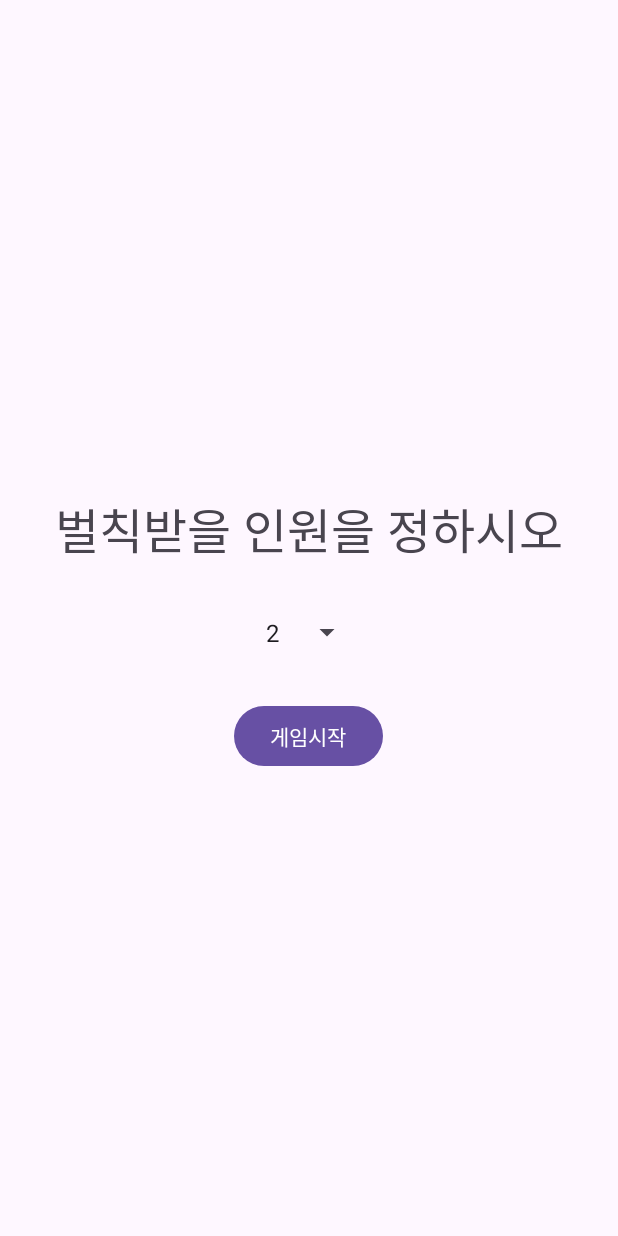
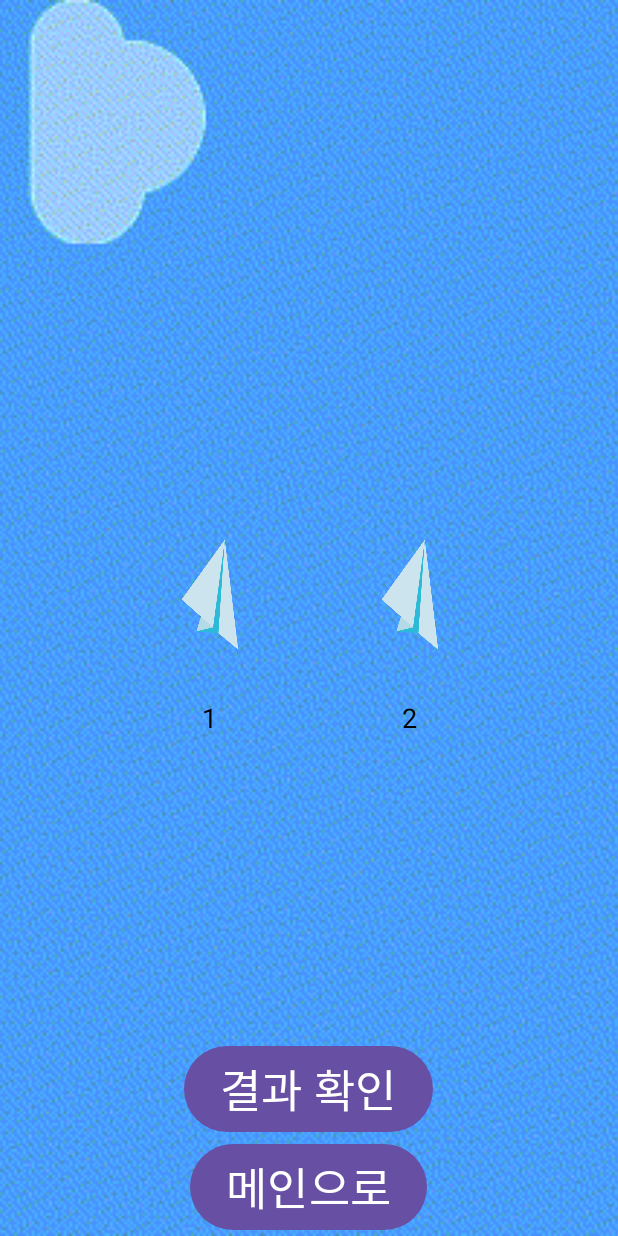
Before and after one commit to jenihun/AndroidProject, an Android app: the PlaneGame_Activity screen opened directly, with no data from a screen before it, after a tap on "게임시작", on a phone screen of 412 x 824 dp. Run offline under Robolectric (Android 15) with nearby library versions, the phone set to English and light mode, and no system bars; 1 other tap on this screen came first.

Commit message:
의존성 추가 및 비행기 게임 ver.0.2, 알깨기 게임 수정

```diff
--- a/app/build.gradle.kts
+++ b/app/build.gradle.kts
@@ -40,6 +40,7 @@ dependencies {
     implementation("com.google.firebase:firebase-common:20.4.2")
     implementation("androidx.datastore:datastore-core-android:1.1.0-alpha06")
     implementation("com.google.firebase:firebase-messaging:23.3.1")
+    implementation("androidx.gridlayout:gridlayout:1.0.0")
     testImplementation("junit:junit:4.13.2")
     androidTestImplementation("androidx.test.ext:junit:1.1.5")
     androidTestImplementation("androidx.test.espresso:espresso-core:3.5.1")
--- /dev/null
+++ b/app/src/main/java/com/cookandroid/main/GameManagerListener.java
@@ -0,0 +1,5 @@
+package com.cookandroid.main;
+
+public interface GameManagerListener {
+    void EventTriggerOn(String message);
+}
--- a/app/src/main/java/com/cookandroid/main/PaperPlane.java
+++ b/app/src/main/java/com/cookandroid/main/PaperPlane.java
@@ -1,4 +1,6 @@
 package com.cookandroid.main;
+
+import android.util.Log;
 
 import java.util.ArrayList;
 import java.util.List;
@@ -18,18 +20,22 @@ public class PaperPlane {
     private static int nextId = 1;
     private int id;
     // 초당 내구도 감소량
-    private static final float DURABILITY_DECREASE_PER_SECOND = 1f;
+    private static final float DURABILITY_DECREASE_PER_SECOND = 2f;
     // 내구도를 감소시키는 ScheduledExecutorService
     private ScheduledExecutorService durabilityDecreaseScheduler;
+
+    private boolean durabilityDecreaseSchedulerStopped = false;
 
     public PaperPlane() {
         this.id = nextId++;
         this.survivalTime = System.currentTimeMillis();
         startDurabilityDecreaseScheduler();
+        Log.d("PaperPlane", "비행기 생성됨"+id);
     }
 
     // 내구도를 감소시키는 스케줄러 시작
     private void startDurabilityDecreaseScheduler() {
+        Log.d("PaperPlane", "Durability decrease scheduler started for plane " + id);
         durabilityDecreaseScheduler = Executors.newSingleThreadScheduledExecutor();
         durabilityDecreaseScheduler.scheduleAtFixedRate(new Runnable() {
             @Override
@@ -38,6 +44,22 @@ public class PaperPlane {
             }
         }, 0, 1, TimeUnit.SECONDS); // 초당 1번씩 실행
     }
+
+    public void stopDurabilityDecreaseScheduler() {
+        Log.d("PaperPlane", "Durability decrease scheduler stopped for plane " + id);
+        if (!durabilityDecreaseSchedulerStopped && durabilityDecreaseScheduler != null) {
+            durabilityDecreaseSchedulerStopped = true;
+            durabilityDecreaseScheduler.shutdown(); // shutdown()으로 변경
+            try {
+                if (!durabilityDecreaseScheduler.awaitTermination(1, TimeUnit.SECONDS)) {
+                    durabilityDecreaseScheduler.shutdownNow();
+                }
+            } catch (InterruptedException e) {
+                durabilityDecreaseScheduler.shutdownNow();
+            }
+        }
+    }
+
 
     //아이디 값 리셋
     public static void resetNextId() {
@@ -65,21 +87,32 @@ public class PaperPlane {
     }
 
     // 내구도 감소 메서드
-    public void decreaseDurability(float amount) {
+    public synchronized void decreaseDurability(float amount) {
+        if (durabilityDecreaseSchedulerStopped) {
+            // 이미 종료된 스레드인 경우 추가 작업을 수행하지 않음
+            return;
+        }
+        Log.d("PaperPlane", "Decreasing durability by: " + amount + "현재 내구도: "+durability + "현재 아이디: "+id);
         durability -= amount;
-        if (durability < 0f) {
+        if (durability <= 0f) {
             durability = 0f;
+            stopDurabilityDecreaseScheduler();
         }
     }
 
 
     // 입력받은 수만 큼 비행기를 생성하는 메서드
     public static List<PaperPlane> createPaperPlanes(int numberOfPlanes) {
-        List<PaperPlane> planes = new ArrayList<>();
+        List<PaperPlane> paperPlanes = new ArrayList<>();
         for (int i = 0; i < numberOfPlanes; i++) {
             PaperPlane plane = new PaperPlane();
-            planes.add(plane);
+            paperPlanes.add(plane);
         }
-        return planes;
+        return paperPlanes;
+    }
+
+    @Override
+    public String toString() {
+        return "PaperPlane{id=" + id + ", durability=" + durability + "}";
     }
 }
--- a/app/src/main/java/com/cookandroid/main/PlaneGameManager.java
+++ b/app/src/main/java/com/cookandroid/main/PlaneGameManager.java
@@ -1,8 +1,19 @@
 package com.cookandroid.main;
+import android.content.Context;
+import android.util.Log;
+import android.os.Handler;
+import android.widget.Toast;
+
 import java.util.ArrayList;
+import java.util.Iterator;
 import java.util.List;
 
 public class PlaneGameManager {
+
+    private GameManagerListener listener;
+
+    private Handler handler = new Handler();
+    private final int NATURAL_DISASTER_INTERVAL = 5000; // 5초
 
     private int selectPeoplenum;
     private List<PaperPlane> paperPlanes;
@@ -10,36 +21,82 @@ public class PlaneGameManager {
 
     private NaturalDisaster naturalDisaster;
 
-    public PlaneGameManager(List<PaperPlane> paperPlanes, int selectPeoplenum) {
+    private int crashedCount = 0;
+
+    // PlaneGameManager 클래스 수정
+    private Runnable naturalDisasterEventRunnable = new Runnable() {
+        @Override
+        public void run() {
+            // 자연재해 이벤트 발생
+            String eventMessage = naturalDisaster.randomEvent(paperPlanes); // 이벤트 메시지 가져오기
+            Log.d("PlaneGameManager", "자연재해 이벤트 발생");
+
+            // updateGame() 호출
+            if (!updateGame()) {
+                Log.d("PlaneGameManager", "다음 이벤트 예약");
+                handler.postDelayed(this, NATURAL_DISASTER_INTERVAL);
+            } else {
+                Log.d("PlaneGameManager", "게임 종료");
+            }
+        }
+
+    };
+
+    public PlaneGameManager(List<PaperPlane> paperPlanes, int selectPeoplenum, NaturalDisaster naturalDisaster) {
         this.paperPlanes = paperPlanes;
         this.selectPeoplenum = selectPeoplenum;
         this.defeatedPlanes = new ArrayList<>();
+        this.naturalDisaster = naturalDisaster;
     }
 
-    public boolean updateGame() {
-        int crashedCount = 0;
 
-        // 종이비행기 리스트를 순회하면서 내구도가 0이하인 비행기를 찾음
-        for (PaperPlane plane : paperPlanes) {
+    public synchronized boolean updateGame() {
+        Log.d("PlaneGameManager", "Game updated");
+
+        // 게임이 이미 종료된 경우 추가 처리를 하지 않음
+        if (crashedCount >= selectPeoplenum) {
+            Log.d("PlaneGameManager", "게임 이미 종료");
+            return true;
+        }
+        Iterator<PaperPlane> iterator = paperPlanes.iterator();
+        while (iterator.hasNext()) {
+            PaperPlane plane = iterator.next();
             if (plane.getDurability() <= 0) {
+                Log.d("PlaneGameManager", "Plane " + plane.getId() + " has crashed!");
                 crashedCount++;
-                defeatedPlanes.add(plane); // 패배한 비행기 리스트에 추가
+
+                // 패배한 비행기 리스트에 추가
+                defeatedPlanes.add(plane);
 
                 // 종이비행기가 추락한 경우 추가적인 처리를 할 수 있음
-                // 예를 들어, 각 비행기의 상태를 로그로 출력하거나 다른 동작을 수행할 수 있음
+                plane.stopDurabilityDecreaseScheduler();
+                iterator.remove(); // 리스트에서 제거
             }
         }
 
-        // 자연재해 이벤트 발생
-        naturalDisaster.randomEvent(paperPlanes);
+        Log.d("DefeatedPlanes", "Defeated Planes:");
+        for (PaperPlane defeatedPlane : defeatedPlanes) {
+            Log.d("DefeatedPlanes", defeatedPlane.toString());
+        }
 
-        // 추락한 비행기 수가 벌칙 인원 수보다 많으면 게임 종료
+        Log.d("PlaneGameManager", "Crashed Count: " + crashedCount);
+        Log.d("PlaneGameManager", "Select People Num: " + selectPeoplenum);
+
         if (crashedCount >= selectPeoplenum) {
+            Log.d("PlaneGameManager", "게임 종료");
+
+            // 핸들러에 대기 중인 모든 콜백 및 메시지 제거
+            handler.removeCallbacksAndMessages(null);
+
+            // 현재 실행 중인 콜백 제거
+            handler.removeCallbacks(naturalDisasterEventRunnable);
+
             return true;
         }
-        else{
-            return false;
-        }
+
+        // 게임이 종료되지 않았다면 다음 이벤트 예약
+        handler.postDelayed(naturalDisasterEventRunnable, NATURAL_DISASTER_INTERVAL);
+        return false;
     }
 
     // 패배한 비행기들의 정보를 반환
--- a/app/src/main/java/com/cookandroid/main/PlaneGame_Activity.java
+++ b/app/src/main/java/com/cookandroid/main/PlaneGame_Activity.java
@@ -1,15 +1,25 @@
 package com.cookandroid.main;
 
 import androidx.appcompat.app.AppCompatActivity;
+import androidx.gridlayout.widget.GridLayout;
 
 import android.app.AlertDialog;
 import android.content.DialogInterface;
+import android.content.Intent;
+import android.graphics.Color;
 import android.os.Bundle;
+import android.util.Log;
+import android.view.Gravity;
 import android.view.View;
+import android.view.ViewGroup;
 import android.widget.Button;
+import android.widget.ImageView;
+import android.widget.LinearLayout;
 import android.widget.Spinner;
 import android.widget.TextView;
 import android.widget.Toast;
+
+import com.bumptech.glide.Glide;
 
 import java.util.ArrayList;
 import java.util.List;
@@ -26,16 +36,21 @@ public class PlaneGame_Activity extends AppCompatActivity{
     private Spinner numberOfPeopleSpinner;
     private Button startButton;
 
+    private Button resultButton;
+    private Button mainButton;
     private int numberOfPlanes;
 
-    private boolean isGameOver;
+    private boolean isGameover;
+
+    NaturalDisaster naturalDisaster = new NaturalDisaster();
 
     @Override
     protected void onCreate(Bundle savedInstanceState) {
         super.onCreate(savedInstanceState);
         setContentView(R.layout.paperplane_layout);
 
-        gameManager = new PlaneGameManager(new ArrayList<>(), 0);
+        ImageView planegamebackground = (ImageView)findViewById(R.id.planebackground);
+        Glide.with(this).load(R.drawable.planegame_background).into(planegamebackground);
 
         planeNumTitle = findViewById(R.id.planeNumTitle);
         numberOfPlanesSpinner = findViewById(R.id.numberOfPlanesSpinner);
@@ -75,7 +90,7 @@ public class PlaneGame_Activity extends AppCompatActivity{
                     // 사용자가 벌칙 받을 인원을 선택한 경우
                     int numberOfPeople = Integer.parseInt(selectedNumberOfPeople);
                     // 게임 시작 메서드 호출
-                    startGame(numberOfPlanes, numberOfPeople);
+                    isGameover = startGame(numberOfPlanes, numberOfPeople);
                 } else {
                     // 사용자가 벌칙 받을 인원을 선택하지 않은 경우
                     Toast.makeText(PlaneGame_Activity.this, "벌칙 받을 인원을 선택하세요.", Toast.LENGTH_SHORT).show();
@@ -83,17 +98,85 @@ public class PlaneGame_Activity extends AppCompatActivity{
             }
         });
 
+        resultButton = (Button) findViewById(R.id.resultButton);
+
+        resultButton.setOnClickListener(new View.OnClickListener() {
+            @Override
+            public void onClick(View v) {
+                showDefeatDialog();
+                if (isGameover) {
+                    Log.d("PlaneGameManager", "isGameover is true");
+                    showDefeatDialog();
+                }
+            }
+        });
+
+        mainButton = (Button) findViewById(R.id.mainButton);
+
+        mainButton.setOnClickListener(new View.OnClickListener() {
+            @Override
+            public void onClick(View v) {
+                Intent intent = new Intent(PlaneGame_Activity.this, MainActivity.class);
+                startActivity(intent);
+                finish();  // 현재 액티비티를 종료
+            }
+        });
     }
+
     // 게임 시작 메서드
-    private void startGame(int numberOfPlanes, int numberOfPeople) {
-         List<PaperPlane> planes = PaperPlane.createPaperPlanes(numberOfPlanes);
-         PlaneGameManager gameManager = new PlaneGameManager(planes, numberOfPeople);
-         gameManager.updateGame();
-         this.isGameOver = gameManager.updateGame();
-        if (isGameOver) {
-            showDefeatDialog();
+    private boolean startGame(int numberOfPlanes, int numberOfPeople) {
+        List<PaperPlane> planes = PaperPlane.createPaperPlanes(numberOfPlanes);
+        gameManager = new PlaneGameManager(planes, numberOfPeople, naturalDisaster);
+        showGameMainScreen();
+        boolean isGameOver = gameManager.updateGame(); // 한 번 호출
+        Log.d("PlaneGameManager", "isGameOverValue: " + isGameOver);
+        addImageViewsWithNumbersToGridLayout(numberOfPlanes);
+        return isGameOver;
+    }
+
+    private void addImageViewsWithNumbersToGridLayout(int numberOfPlanes) {
+        GridLayout gridLayout = findViewById(R.id.planegridlayout);
+        gridLayout.setVisibility(View.VISIBLE);
+        gridLayout.setColumnCount(4);
+        gridLayout.setRowCount(2);
+        gridLayout.setAlignmentMode(GridLayout.ALIGN_MARGINS); // 추가: 가로 중앙 정렬
+
+        for (int i = 0; i < numberOfPlanes; i++) {
+            // 각 그리드 레이아웃 요소를 담을 LinearLayout 생성
+            LinearLayout linearLayout = new LinearLayout(this);
+            linearLayout.setLayoutParams(new ViewGroup.LayoutParams(
+                    ViewGroup.LayoutParams.WRAP_CONTENT,
+                    ViewGroup.LayoutParams.WRAP_CONTENT
+            ));
+            linearLayout.setOrientation(LinearLayout.VERTICAL);
+            linearLayout.setGravity(Gravity.CENTER);
+
+            // ImageView 생성
+            ImageView imageView = new ImageView(this);
+            imageView.setLayoutParams(new LinearLayout.LayoutParams(
+                    200, // 너비
+                    200 // 높이
+            ));
+            imageView.setImageResource(R.drawable.main_plane);
+            imageView.setScaleType(ImageView.ScaleType.CENTER_CROP);
+            imageView.setPadding(8, 8, 8, 8);
+
+            // TextView 생성 (번호)
+            TextView textView = new TextView(this);
+            textView.setText(String.valueOf(i + 1));
+            textView.setTextSize(18);
+            textView.setGravity(Gravity.CENTER);
+            textView.setTextColor(Color.BLACK);
+
+            // LinearLayout에 ImageView 및 TextView 추가
+            linearLayout.addView(imageView);
+            linearLayout.addView(textView);
+
+            // 새로운 LinearLayout을 GridLayout에 추가
+            gridLayout.addView(linearLayout);
         }
     }
+
 
     // showNextViews 메서드에 numberOfPlanes 매개변수 추가
     private void showNextViews(int numberOfPlanes) {
@@ -111,7 +194,15 @@ public class PlaneGame_Activity extends AppCompatActivity{
         this.numberOfPlanes = numberOfPlanes;
     }
 
-    // 패배자의 정보를 다이얼로그에 표시하는 메서드
+    private void showGameMainScreen(){
+        mainButton.setVisibility(View.VISIBLE);
+        resultButton.setVisibility(View.VISIBLE);
+
+        peopleNumTitle.setVisibility(View.GONE);
+        numberOfPeopleSpinner.setVisibility(View.GONE);
+        startButton.setVisibility(View.GONE);
+    }
+
     private void showDefeatDialog() {
         List<PaperPlane> defeatedPlanes = gameManager.getDefeatedPlanes();
 
@@ -128,7 +219,7 @@ public class PlaneGame_Activity extends AppCompatActivity{
 
         // AlertDialog.Builder를 사용하여 다이얼로그 생성
         AlertDialog.Builder builder = new AlertDialog.Builder(this);
-        builder.setTitle("Game Over") // 다이얼로그 제목
+        builder.setTitle("패배자들...") // 다이얼로그 제목
                 .setMessage(defeatInfo.toString()) // 패배 정보 메시지
                 .setPositiveButton("OK", new DialogInterface.OnClickListener() {
                     @Override
--- a/app/src/main/res/layout/paperplane_layout.xml
+++ b/app/src/main/res/layout/paperplane_layout.xml
@@ -1,18 +1,29 @@
 <?xml version="1.0" encoding="utf-8"?>
-<LinearLayout xmlns:android="http://schemas.android.com/apk/res/android"
+<FrameLayout xmlns:android="http://schemas.android.com/apk/res/android"
     xmlns:tools="http://schemas.android.com/tools"
     android:layout_width="match_parent"
     android:layout_height="match_parent"
-    android:orientation="vertical"
     android:gravity="center"
     tools:context=".MainActivity">
 
+        <ImageView
+            android:layout_width="match_parent"
+            android:layout_height="match_parent"
+            android:id="@+id/planebackground"
+            android:scaleType="centerCrop"
+            android:src="@drawable/planegame_background"/>
+
+        <LinearLayout
+            android:layout_width="fill_parent"
+            android:layout_height="fill_parent"
+            android:orientation="vertical"
+            android:gravity="center">
                 <TextView
                     android:id="@+id/planeNumTitle"
                     android:layout_width="wrap_content"
                     android:layout_height="wrap_content"
                     android:text="날릴 비행기의 개수를 정하시오"
-        android:textSize="32sp"
+                    android:textSize="28sp"
                     android:layout_marginTop="20dp" />
 
                 <Spinner
@@ -53,5 +64,41 @@
                     android:visibility="gone"
                     android:text="게임시작"
                     android:layout_marginTop="20dp" />
+        </LinearLayout>
+
+        <androidx.gridlayout.widget.GridLayout
+            android:id="@+id/planegridlayout"
+            android:layout_width="wrap_content"
+            android:layout_height="wrap_content"
+            android:layout_gravity="center"
+            android:padding="16dp"
+            android:visibility="gone">
+        </androidx.gridlayout.widget.GridLayout>
+
+        <LinearLayout
+            android:layout_width="match_parent"
+            android:layout_height="match_parent"
+            android:orientation="vertical"
+            android:gravity="bottom|center">
+                <Button
+                    android:id="@+id/resultButton"
+                    android:layout_width="wrap_content"
+                    android:layout_height="wrap_content"
+                    android:textSize="30dp"
+                    android:text="결과 확인"
+                    android:onClick="onResultButtonClick"
+                    android:visibility="gone"/>
+                <!-- 메인 버튼 -->
+                <Button
+                    android:id="@+id/mainButton"
+                    android:layout_width="wrap_content"
+                    android:layout_height="wrap_content"
+                    android:textSize="30dp"
+                    android:text="메인으로"
+                    android:onClick="onResultButtonClick"
+                    android:visibility="gone"/>
 
         </LinearLayout>
+        <!-- 결과 확인 버튼 -->
+
+</FrameLayout>
--- a/app/src/main/res/values/arrays.xml
+++ b/app/src/main/res/values/arrays.xml
@@ -11,6 +11,7 @@
     </string-array>
 
     <string-array name="people_numbers">
+        <item>1</item>
         <item>2</item>
         <item>3</item>
         <item>4</item>
--- a/gradle.properties
+++ b/gradle.properties
@@ -19,3 +19,4 @@ android.useAndroidX=true
 # resources declared in the library itself and none from the library's dependencies,
 # thereby reducing the size of the R class for that library
 android.nonTransitiveRClass=true
+android.enableJetifier=true
```
Also changed, not shown: app/src/main/java/com/cookandroid/main/NaturalDisaster.java (+11 -13 lines), app/src/main/res/drawable/main_plane.png (added), app/src/main/res/drawable/planegame_background.gif (added), app/src/main/res/drawable/title1.png. Lines whose indentation alone changed are shown as unchanged.
